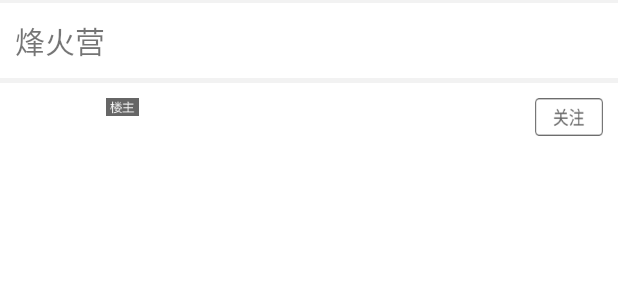
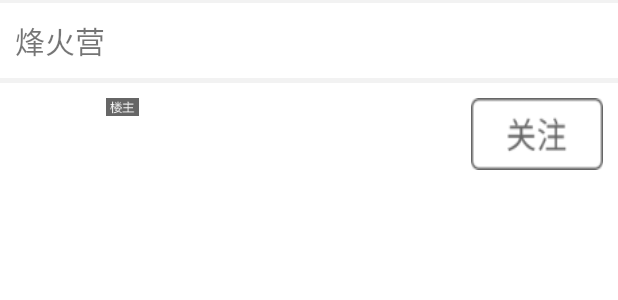
Before and after one commit to cangqiongyinying/FenghuoMilitary, an Android app: the layout rings_info_head_view.xml on its own in the app's theme, with its tools: preview values and no code run, on a phone screen of 412 x 824 dp. Shown: the top 300 px of the screen. Run offline under Robolectric (Android 15) with nearby library versions, the phone set to English and light mode, and no system bars.

Commit message:
9.14 登录bug解决

```diff
--- a/app/src/main/AndroidManifest.xml
+++ b/app/src/main/AndroidManifest.xml
@@ -19,7 +19,7 @@
                 <category android:name="android.intent.category.LAUNCHER" />
             </intent-filter>
         </activity>
-        <activity android:name=".MainActivity" />
+        <activity android:name=".MainActivity" android:launchMode="singleTask"/>
         <activity
             android:name=".Activity.TuijianInfo.TuijianInfoActivity"
             android:windowSoftInputMode="stateHidden" />
--- a/app/src/main/java/phone1000/com/firemilitary/Activity/MineLogin/LoginActivity.java
+++ b/app/src/main/java/phone1000/com/firemilitary/Activity/MineLogin/LoginActivity.java
@@ -36,6 +36,7 @@ public class LoginActivity extends AppCompatActivity {
 
     private void initView() {
         accountEt= (EditText) findViewById(R.id.login_user_name);
+        accountEt.setText(mSp.getString("account",""));
         passwordEt= (EditText) findViewById(R.id.login_user_pass);
         register= (TextView) findViewById(R.id.login_register);
         register.setOnClickListener(new View.OnClickListener() {
@@ -75,7 +76,7 @@ public class LoginActivity extends AppCompatActivity {
                 editor.putString("account",account);
                 editor.putString("password",password);
                 editor.commit();
-                passwordEt.setText("");
+                finish();
                 break;
             }else {
                 loginSuccess=false;
--- a/app/src/main/res/layout/rings_info_head_view.xml
+++ b/app/src/main/res/layout/rings_info_head_view.xml
@@ -52,8 +52,8 @@
             android:layout_below="@id/rings_info_user_name" />
         <Button
             android:id="@+id/rings_info_guanzhu"
-            android:layout_width="45dp"
-            android:layout_height="25dp"
+            android:layout_width="wrap_content"
+            android:layout_height="wrap_content"
             android:layout_alignParentRight="true"
             android:background="@drawable/guanzhu_selected"/>
     </RelativeLayout>
--- a/app/src/main/res/layout/rings_list_item_view.xml
+++ b/app/src/main/res/layout/rings_list_item_view.xml
@@ -84,6 +84,5 @@
         android:id="@+id/rings_item_img_show"
         android:layout_width="match_parent"
         android:layout_height="wrap_content"
-        android:focusableInTouchMode="false"
         android:numColumns="3"/>
 </LinearLayout>
--- a/app/src/main/res/values/styles.xml
+++ b/app/src/main/res/values/styles.xml
@@ -7,6 +7,6 @@
         <item name="colorPrimaryDark">@color/colorPrimaryDark</item>
         <item name="colorAccent">@color/colorAccent</item>
     </style>
-    <style name="AppTheme1" parent="Theme.AppCompat.DayNight.DarkActionBar">
+    <style name="AppTheme1" parent="Theme.AppCompat.DayNight.NoActionBar">
     </style>
 </resources>
```
Also changed, not shown: app/src/main/java/phone1000/com/firemilitary/Activity/RingsInfo/RingsInfoActivity.java (+11 -11 lines), app/src/main/java/phone1000/com/firemilitary/Fragment/CircleFragment.java (+8 -1 lines).
